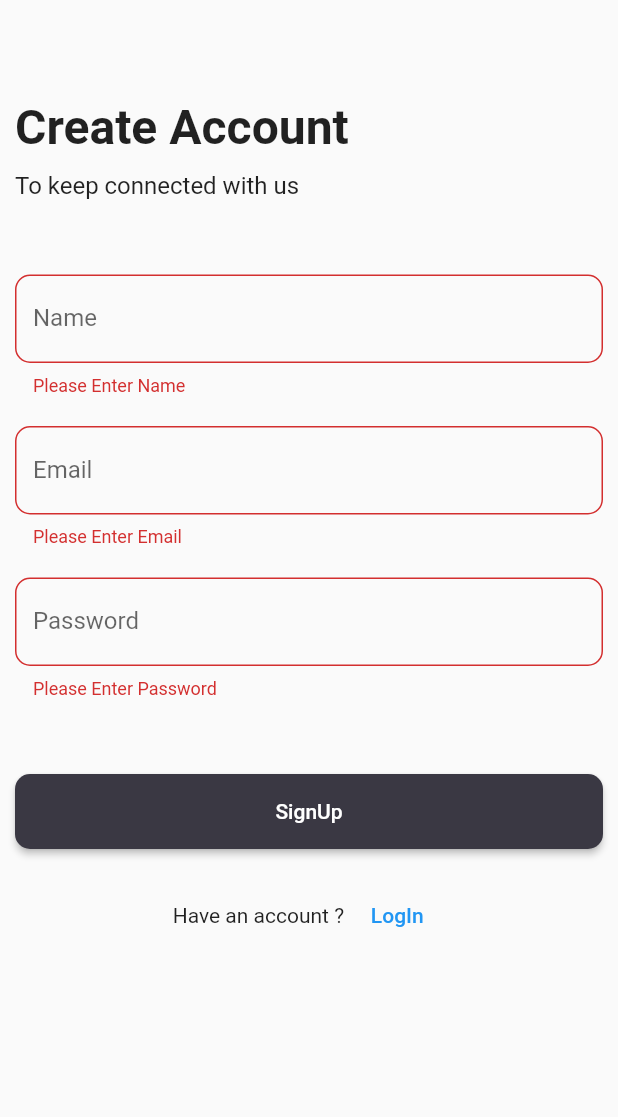
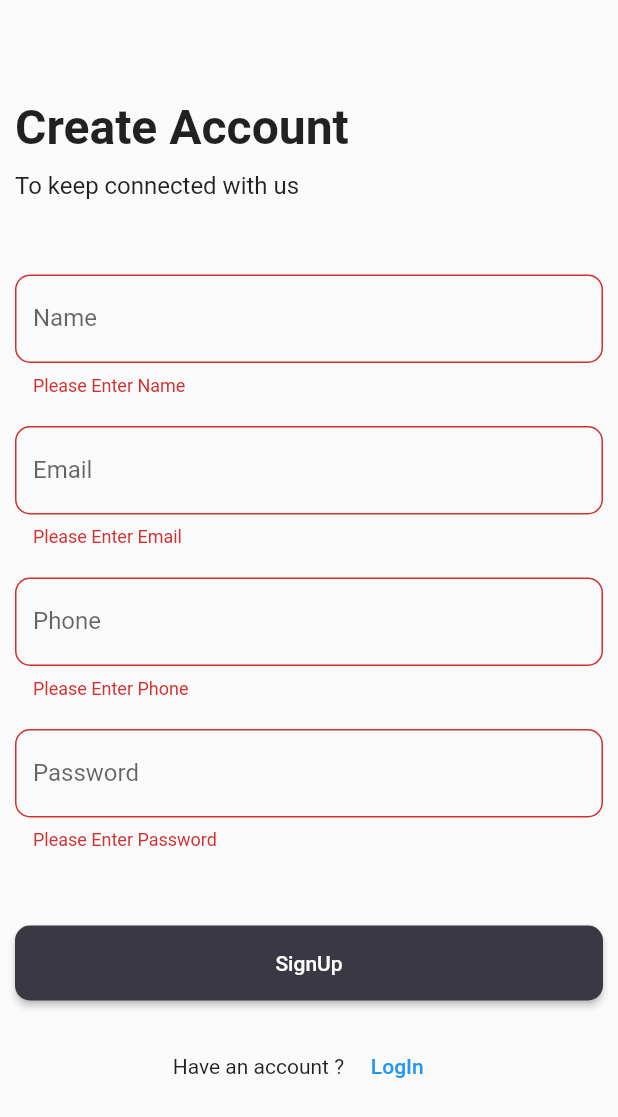
Before and after one commit to IronHeartDan/sharocrypt, a Flutter app: the RegisterScreen screen opened directly, after a tap on "SignUp", on a phone screen of 412 x 824 dp. Shown: the top 1117 px of the screen. Run offline on Flutter 3.47's test engine with Material 2 defaults, Android fonts, the phone set to English and light mode, and no system bars; our stand-ins replace basic_utils, file_picker, firebase_auth, firebase_core, firebase_storage, fluttertoast and 6 more; missing offline and left inert: encrypt, flutter_advanced_segment, pointycastle, qr_code_scanner; accounts and stored records are empty.

Commit message:
Very much fixes

```diff
--- a/lib/screens/register_screen.dart
+++ b/lib/screens/register_screen.dart
@@ -17,6 +17,7 @@ class _RegisterScreenState extends State<RegisterScreen> {
   final _formKey = GlobalKey<FormState>();
   final _nameController = TextEditingController();
   final _emailController = TextEditingController();
+  final _phoneController = TextEditingController();
   final _passwordController = TextEditingController();
 
   bool _isLoading = false;
@@ -95,6 +96,27 @@ class _RegisterScreenState extends State<RegisterScreen> {
                         return 'Please Enter Email';
                       } else if (!isEmail(value)) {
                         return "Invalid Email";
+                      }
+                      return null;
+                    },
+                  ),
+                  const SizedBox(
+                    height: 20,
+                  ),
+                  TextFormField(
+                    controller: _phoneController,
+                    textInputAction: TextInputAction.next,
+                    keyboardType: TextInputType.phone,
+                    decoration: const InputDecoration(
+                        label: Text("Phone"),
+                        border: OutlineInputBorder(
+                            borderRadius:
+                            BorderRadius.all(Radius.circular(10)))),
+                    validator: (value) {
+                      if (value == null || value.isEmpty) {
+                        return 'Please Enter Phone';
+                      } else if (value.length != 10) {
+                        return "Invalid Phone";
                       }
                       return null;
                     },
@@ -189,6 +211,7 @@ class _RegisterScreenState extends State<RegisterScreen> {
         password: _pass,
       );
       await credential.user?.updateDisplayName(_name);
+      var phoneAuthCredential = await
       await FirebaseAuth.instance.signInWithCredential(credential.credential!);
     } on FirebaseAuthException catch (e) {
       setState(() {
--- a/pubspec.yaml
+++ b/pubspec.yaml
@@ -51,6 +51,7 @@ dependencies:
   firebase_core: ^1.14.1
   validators: ^3.0.0
   firebase_storage: ^10.2.12
+  change_app_package_name: ^1.0.0
 
 dev_dependencies:
   flutter_test:
```
Also changed, not shown: pubspec.lock, 3 other files.
